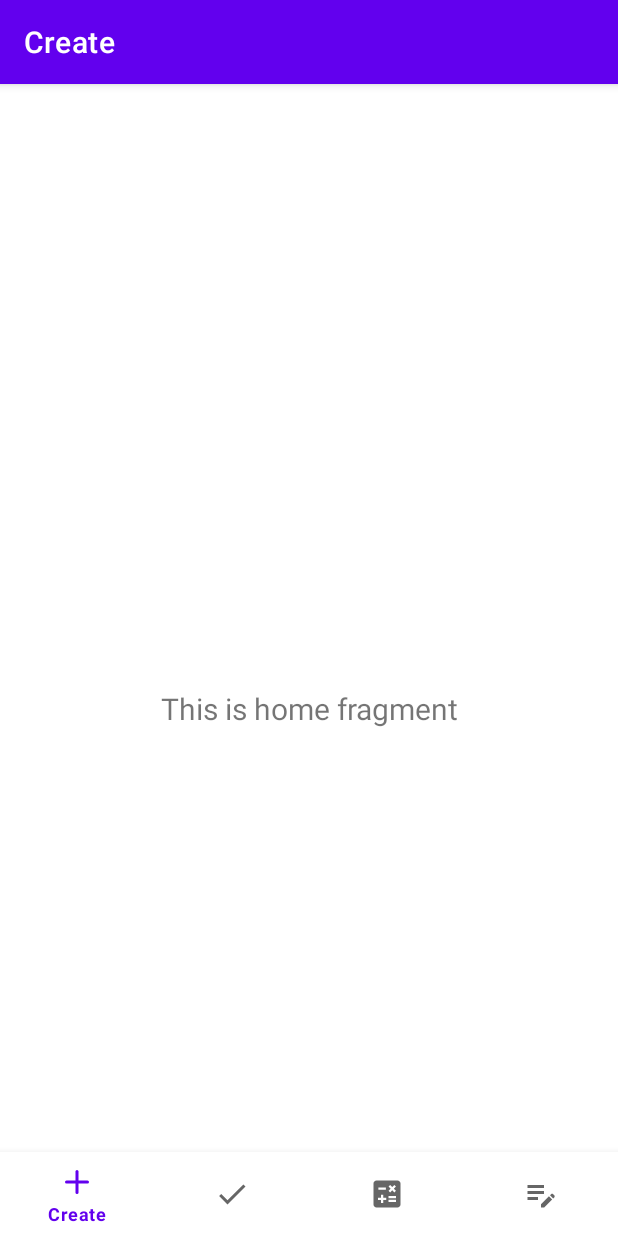
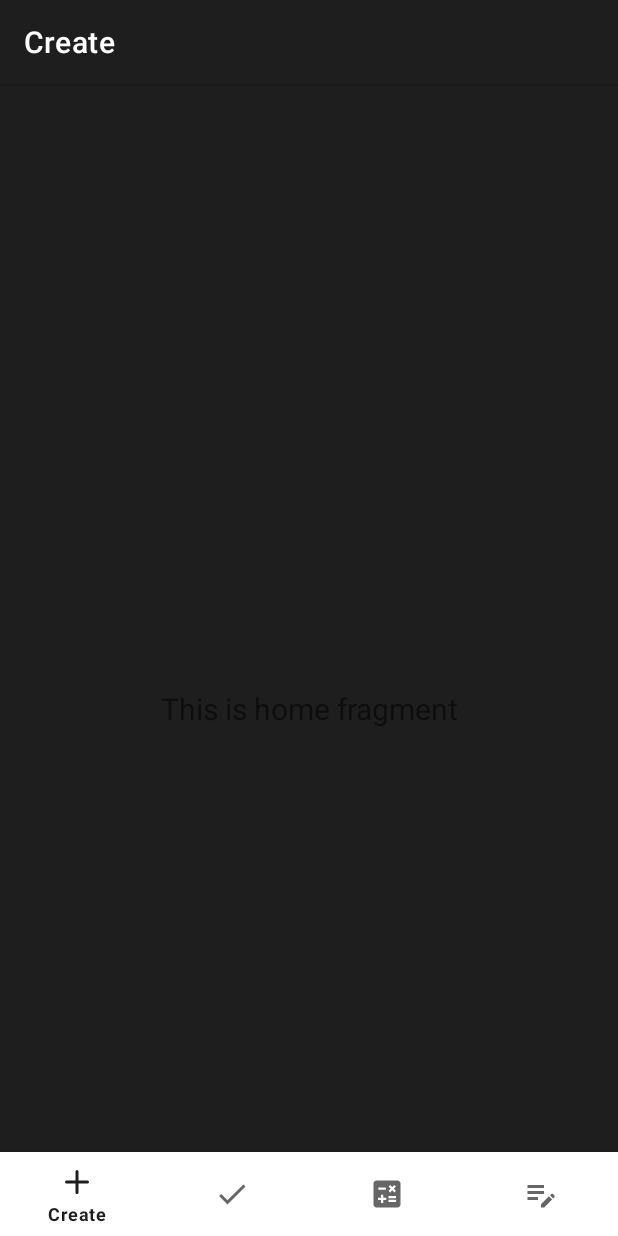
Before and after one commit to tokio-mori/keeBudget, an Android app: the screen it shows after launch (MainActivity), on a phone screen of 412 x 824 dp. Run offline under Robolectric (Android 15) with nearby library versions, the phone set to English and light mode, and no system bars; our stand-ins replace navigation-ui.

Commit message:
setting theme

```diff
--- a/app/src/main/res/layout/activity_main.xml
+++ b/app/src/main/res/layout/activity_main.xml
@@ -4,6 +4,7 @@
     android:id="@+id/container"
     android:layout_width="match_parent"
     android:layout_height="match_parent"
+    android:background="#1E1E1E"
     android:paddingTop="?attr/actionBarSize">
 
     <com.google.android.material.bottomnavigation.BottomNavigationView
--- a/app/src/main/res/values-night/themes.xml
+++ b/app/src/main/res/values-night/themes.xml
@@ -2,12 +2,10 @@
     <!-- Base application theme. -->
     <style name="Theme.HouseholdBudgetApp" parent="Theme.MaterialComponents.DayNight.DarkActionBar">
         <!-- Primary brand color. -->
-        <item name="colorPrimary">@color/purple_200</item>
-        <item name="colorPrimaryVariant">@color/purple_700</item>
+        <item name="colorPrimary">@color/white</item>
+        <item name="colorPrimaryVariant">@color/black_E1</item>
         <item name="colorOnPrimary">@color/black</item>
         <!-- Secondary brand color. -->
-        <item name="colorSecondary">@color/teal_200</item>
-        <item name="colorSecondaryVariant">@color/teal_200</item>
         <item name="colorOnSecondary">@color/black</item>
         <!-- Status bar color. -->
         <item name="android:statusBarColor">?attr/colorPrimaryVariant</item>
--- a/app/src/main/res/values/colors.xml
+++ b/app/src/main/res/values/colors.xml
@@ -1,10 +1,6 @@
 <?xml version="1.0" encoding="utf-8"?>
 <resources>
-    <color name="purple_200">#FFBB86FC</color>
-    <color name="purple_500">#FF6200EE</color>
-    <color name="purple_700">#FF3700B3</color>
-    <color name="teal_200">#FF03DAC5</color>
-    <color name="teal_700">#FF018786</color>
+    <color name="black_E1">#1E1E1E</color>
     <color name="black">#FF000000</color>
-    <color name="white">#FFFFFFFF</color>
+    <color name="white">#E3E3E3</color>
 </resources>
--- a/app/src/main/res/values/themes.xml
+++ b/app/src/main/res/values/themes.xml
@@ -2,13 +2,10 @@
     <!-- Base application theme. -->
     <style name="Theme.HouseholdBudgetApp" parent="Theme.MaterialComponents.DayNight.DarkActionBar">
         <!-- Primary brand color. -->
-        <item name="colorPrimary">@color/purple_500</item>
-        <item name="colorPrimaryVariant">@color/purple_700</item>
+        <item name="colorPrimary">@color/black_E1</item>
+        <item name="colorPrimaryVariant">@color/black_E1</item>
         <item name="colorOnPrimary">@color/white</item>
         <!-- Secondary brand color. -->
-        <item name="colorSecondary">@color/teal_200</item>
-        <item name="colorSecondaryVariant">@color/teal_700</item>
-        <item name="colorOnSecondary">@color/black</item>
         <!-- Status bar color. -->
         <item name="android:statusBarColor">?attr/colorPrimaryVariant</item>
         <!-- Customize your theme here. -->
```
